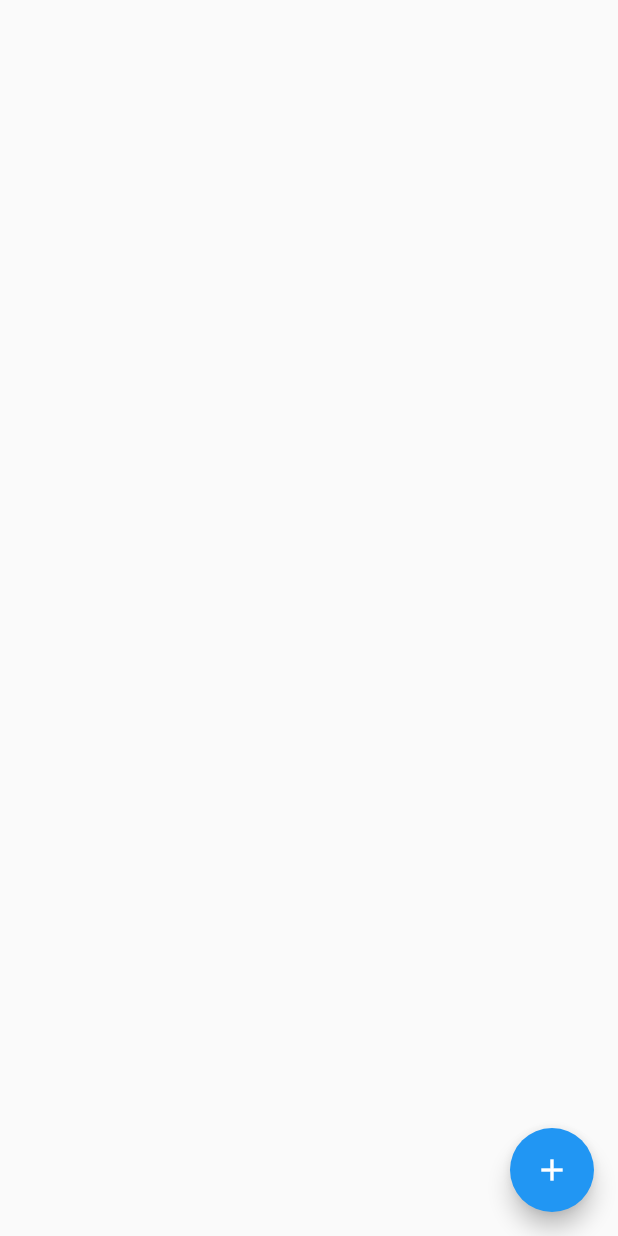
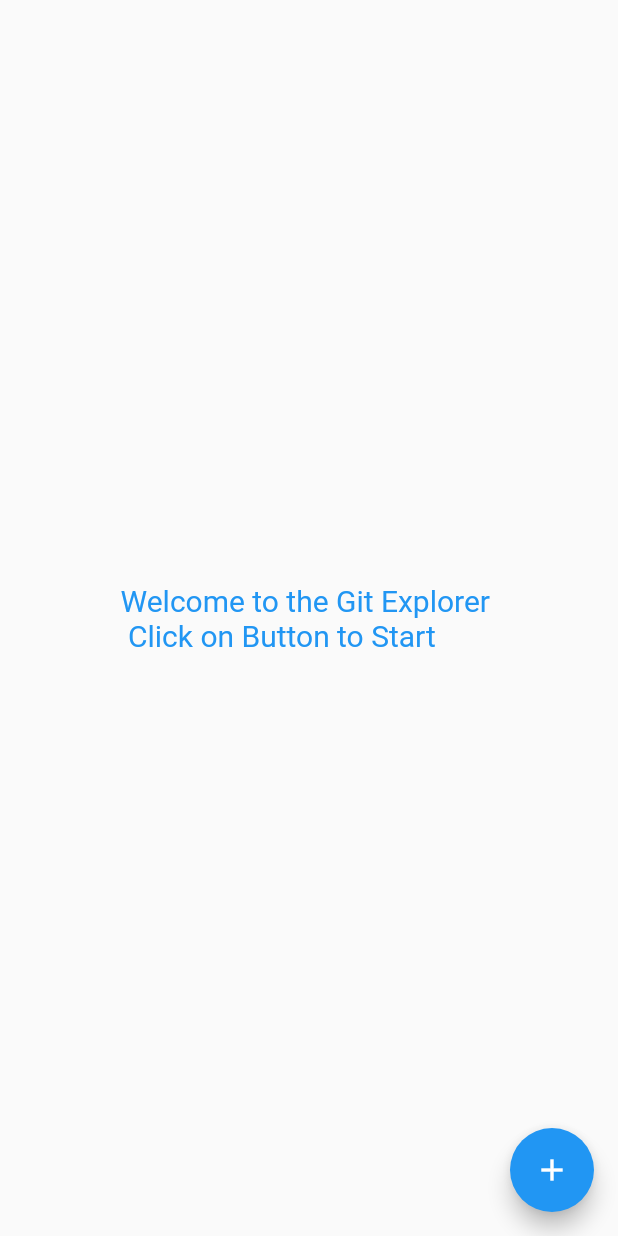
Before and after one commit to farmstock/git-explorer, a Flutter app: the screen it shows after launch, on a phone screen of 412 x 824 dp. Run offline on Flutter 3.47's test engine with Material 2 defaults, Android fonts, the phone set to English and light mode, and no system bars; our stand-ins replace dartz, equatable, flutter_highlight, get_it, material_design_icons_flutter, rflutter_alert and 1 more; missing offline and left inert: easy_web_view, quill_delta, zefyr; generated files the repository leaves out were written again.

Commit message:
Sorting and del added

```diff
--- a/lib/main.dart
+++ b/lib/main.dart
@@ -1,4 +1,4 @@
-import 'package:flutter/material.dart';
+import 'package:flutter/material.dart' hide Router;
 import 'package:git_viewer/router.dart';
 
 import 'injection_container.dart' as di;
--- a/lib/presentation/views/home_view.dart
+++ b/lib/presentation/views/home_view.dart
@@ -1,4 +1,5 @@
 
+import 'package:dartz/dartz.dart';
 import 'package:flutter/material.dart';
 import 'package:git_viewer/presentation/viewmodels/home_view_model.dart';
 import 'package:provider/provider.dart';
@@ -17,9 +18,14 @@ class HomeView extends StatelessWidget {
               onPressed: (){
                 Provider.of<HomeViewModel>(context, listen: false).addProject();
               },
+              tooltip: 'Add Project',
               child: Icon(Icons.add)
           ),
-          body: ListView.builder(
+          body:  model.projectList.length==0 ? _buildNoProductSection(context, model) :Container(
+
+                      child:ListView.builder(
+                        shrinkWrap: true,
+                      reverse: true,
                       itemCount: model.projectList.length,
                       itemBuilder: (context, idx){
                         var projectEntity = model.projectList[idx];
@@ -30,11 +36,25 @@ class HomeView extends StatelessWidget {
                             Navigator.pushNamed(
                                 context, ViewerRoute, arguments: projectEntity);
                           },
+                           trailing: RaisedButton(
+                             onPressed: (){model.delProject(idx);},
+                             color: Colors.green,
+                             child: Text("Delete"),
+                           ),
                         );
+
                       }
+                    )
                    )
                   );
                 }
               );
             }
+
+          Center  _buildNoProductSection(BuildContext context, viewModel) {
+
+                return Center(
+                  child:Text('Welcome to the Git Explorer \n Click on Button to Start', style: TextStyle( fontSize: 20.0, color: Colors.blue)),
+                );
             }
+}
```
Also changed, not shown: lib/example/example_webview.dart (+43 -43 lines), lib/presentation/viewmodels/home_view_model.dart (+14 -2 lines), pubspec.lock. Lines whose indentation alone changed are shown as unchanged.
